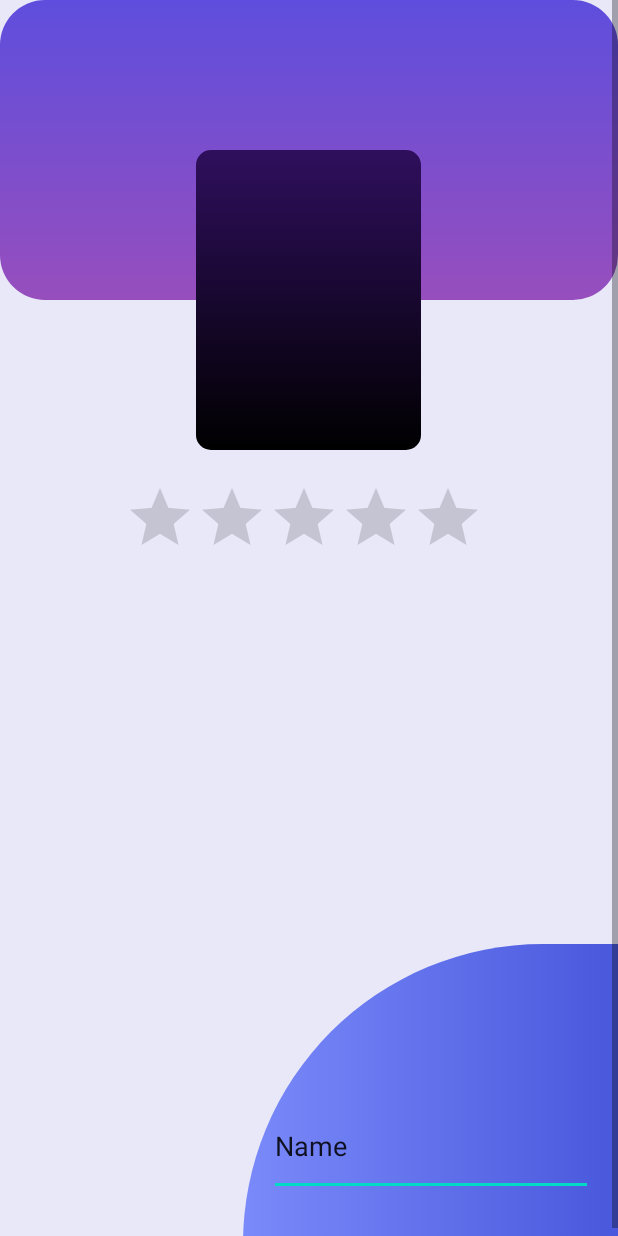
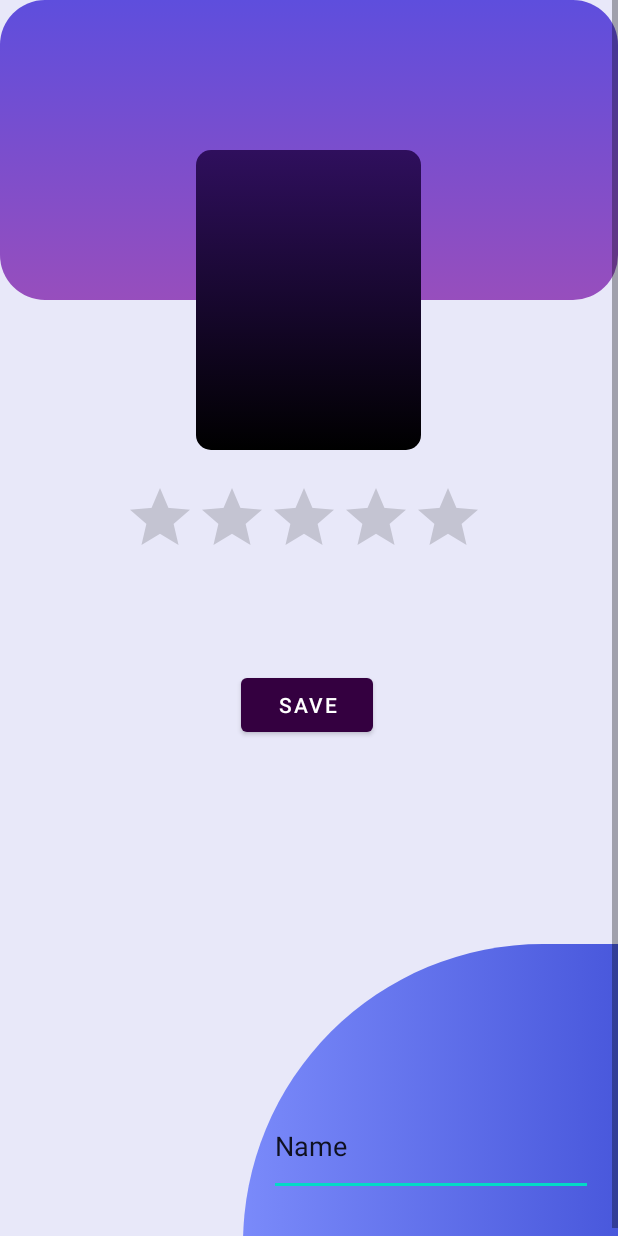
Before and after one commit to FatihUtkuKara/TVSeries, an Android app: the screen it shows after launch (DetailActivity), after a tap on an icon or button, on a phone screen of 412 x 824 dp. Run offline under Robolectric (Android 15) with nearby library versions, the phone set to English and light mode, and no system bars.

Commit message:
add ratingbar and searchbar

```diff
--- a/app/src/main/java/com/example/tvseries/DetailActivity.kt
+++ b/app/src/main/java/com/example/tvseries/DetailActivity.kt
@@ -1,11 +1,37 @@
 package com.example.tvseries
 
+import android.content.Context
+import android.content.SharedPreferences
 import androidx.appcompat.app.AppCompatActivity
 import android.os.Bundle
+import android.util.Log
+import android.widget.Button
+import android.widget.RatingBar
+import android.widget.TextView
+import android.widget.Toast
 
 class DetailActivity : AppCompatActivity() {
+    private lateinit var ratingBar : RatingBar
+    private lateinit var sharedPreferences : SharedPreferences
+    private lateinit var npsButton : Button
+    private lateinit var point : TextView
+
     override fun onCreate(savedInstanceState: Bundle?) {
         super.onCreate(savedInstanceState)
         setContentView(R.layout.activity_detail)
+
+        ratingBar = findViewById<RatingBar>(R.id.ratingBar)
+        sharedPreferences = getSharedPreferences("rating",Context.MODE_PRIVATE)
+        npsButton = findViewById(R.id.saveNps)
+        point = findViewById(R.id.point)
+
+        ratingBar.setOnRatingBarChangeListener{_,rating,_ ->
+            sharedPreferences.edit().putFloat("userRating",rating).apply()
+        }
+        npsButton.setOnClickListener() {
+            Toast.makeText(this,"Your rating has been saved",Toast.LENGTH_SHORT).show()
+            Log.e("xxx", ratingBar.rating.toString())
+            point.setText("Your rating for this series " +ratingBar.rating.toString())
+        }
     }
 }
--- a/app/src/main/java/com/example/tvseries/MainActivity.kt
+++ b/app/src/main/java/com/example/tvseries/MainActivity.kt
@@ -4,6 +4,7 @@ import android.content.Intent
 import android.os.Bundle
 import android.util.Log
 import android.view.View
+import android.widget.EditText
 import android.widget.ImageButton
 import androidx.appcompat.app.AppCompatActivity
 import androidx.recyclerview.widget.RecyclerView
@@ -20,11 +21,13 @@ class MainActivity : AppCompatActivity() {
     private var seriesDıf: SeriesDaoInterface? = null
     private lateinit var rv : RecyclerView
     private lateinit var filmList : ArrayList<Series>
-    private lateinit var adapter: SeriesRvAdapter
+    private lateinit var seriesAdapter: SeriesRvAdapter
     private lateinit var seriesButton : ImageButton
+    private lateinit var search : EditText
     override fun onCreate(savedInstanceState: Bundle?) {
         super.onCreate(savedInstanceState)
         setContentView(R.layout.activity_main)
+        search = findViewById(R.id.search)
         seriesDıf = ApiUtils.getSeriesDaoInterface()
         seriesButton = findViewById(R.id.seriesButton)
         rv = findViewById(R.id.rv_film)
@@ -48,15 +51,19 @@ class MainActivity : AppCompatActivity() {
         filmList.add(i4)
         filmList.add(i5)
         filmList.add(i6)
-       // getSeries()
-        adapter = SeriesRvAdapter(this,filmList)
+        //getSeries()
+        seriesAdapter = SeriesRvAdapter(this,filmList)
 
-        rv.adapter = adapter
+        rv.adapter = seriesAdapter
 
         seriesButton.setOnClickListener { view ->
             onSeriesButtonClick(view)
         }
-
+        search.setOnClickListener{
+            val searchQuery = search.text.toString()
+            val filteredFilmList = filterSeriesBySearchQuery(filmList,searchQuery)
+            seriesAdapter.updateData(filteredFilmList)
+        }
 
     }
     private fun onSeriesButtonClick(view: View) {
@@ -65,6 +72,23 @@ class MainActivity : AppCompatActivity() {
 
         val intent = Intent(this, SeriesActivity::class.java)
         startActivity(intent)
+    }
+
+    fun filterSeriesBySearchQuery(movieList: List<Series>, searchQuery: String): List<Series> {
+        val filteredList = mutableListOf<Series>()
+        for (series in filmList) {
+            if (series.name.contains(searchQuery, ignoreCase = true)) {
+                filteredList.add(movie)
+                //TODO Burada movie nesnesi oluşturulmuş seriese çevrilecek ve series sınıfı değiştirilecek series name alacak.
+            }
+        }
+        return filteredList
+    }
+
+    fun SeriesRvAdapter.updateData(newMovieList: List<Series>) {
+        movieList.clear()
+        movieList.addAll(newMovieList)
+        notifyDataSetChanged()
     }
 
     fun getSeries() {
@@ -82,7 +106,6 @@ class MainActivity : AppCompatActivity() {
         seriesDıf!!.getSeries(idsMap)!!.enqueue(object : Callback<SeriesInfo?> {
 
             override fun onResponse(call: Call<SeriesInfo?>, response: Response<SeriesInfo?>) {
-                //val countries: List<Results> = java.util.ArrayList<Country>()
                 val series: SeriesInfo? = response.body()
                 val i7 = Series(series!!.keywords[0]!!.id!!.toInt())
 
--- a/app/src/main/res/layout/activity_detail.xml
+++ b/app/src/main/res/layout/activity_detail.xml
@@ -83,6 +83,32 @@
                     app:layout_constraintEnd_toEndOf="parent"
                     app:layout_constraintStart_toStartOf="parent"
                     app:layout_constraintTop_toBottomOf="@+id/imageView15" />
+
+                <Button
+                    android:id="@+id/saveNps"
+                    android:layout_width="wrap_content"
+                    android:layout_height="wrap_content"
+                    android:layout_marginStart="157dp"
+                    android:layout_marginTop="67dp"
+                    android:layout_marginEnd="160dp"
+                    android:text="Save"
+                    app:layout_constraintEnd_toEndOf="parent"
+                    app:layout_constraintStart_toStartOf="parent"
+                    app:layout_constraintTop_toBottomOf="@+id/ratingBar" />
+
+                <TextView
+                    android:id="@+id/point"
+                    android:layout_width="80dp"
+                    android:layout_height="wrap_content"
+                    android:layout_marginStart="179dp"
+                    android:layout_marginEnd="152dp"
+                    android:layout_marginBottom="274dp"
+                    app:layout_constraintBottom_toBottomOf="parent"
+                    app:layout_constraintEnd_toEndOf="parent"
+                    app:layout_constraintStart_toStartOf="parent"
+                    android:textColor="#000000"
+                    android:textSize="15sp"
+                    android:textStyle="bold"/>
             </androidx.constraintlayout.widget.ConstraintLayout>
 
         </LinearLayout>
```
Also changed, not shown: app/src/main/res/layout/activity_main.xml (+11 -12 lines).
